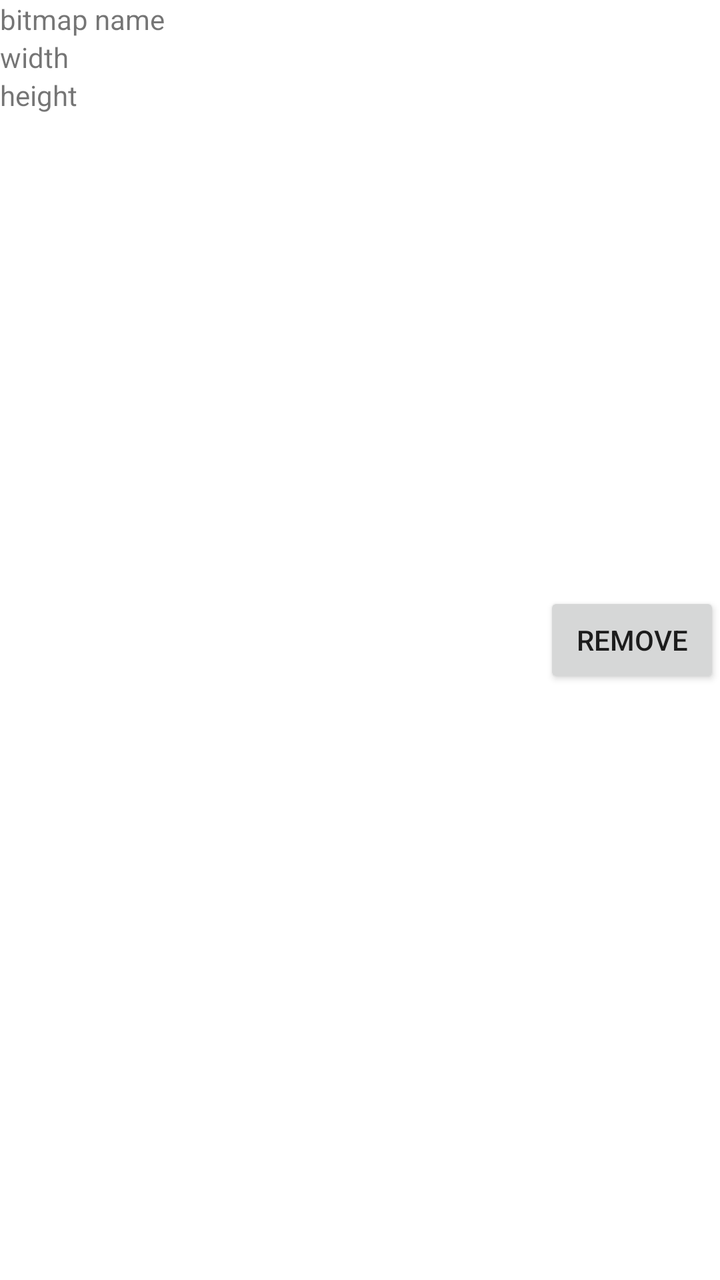
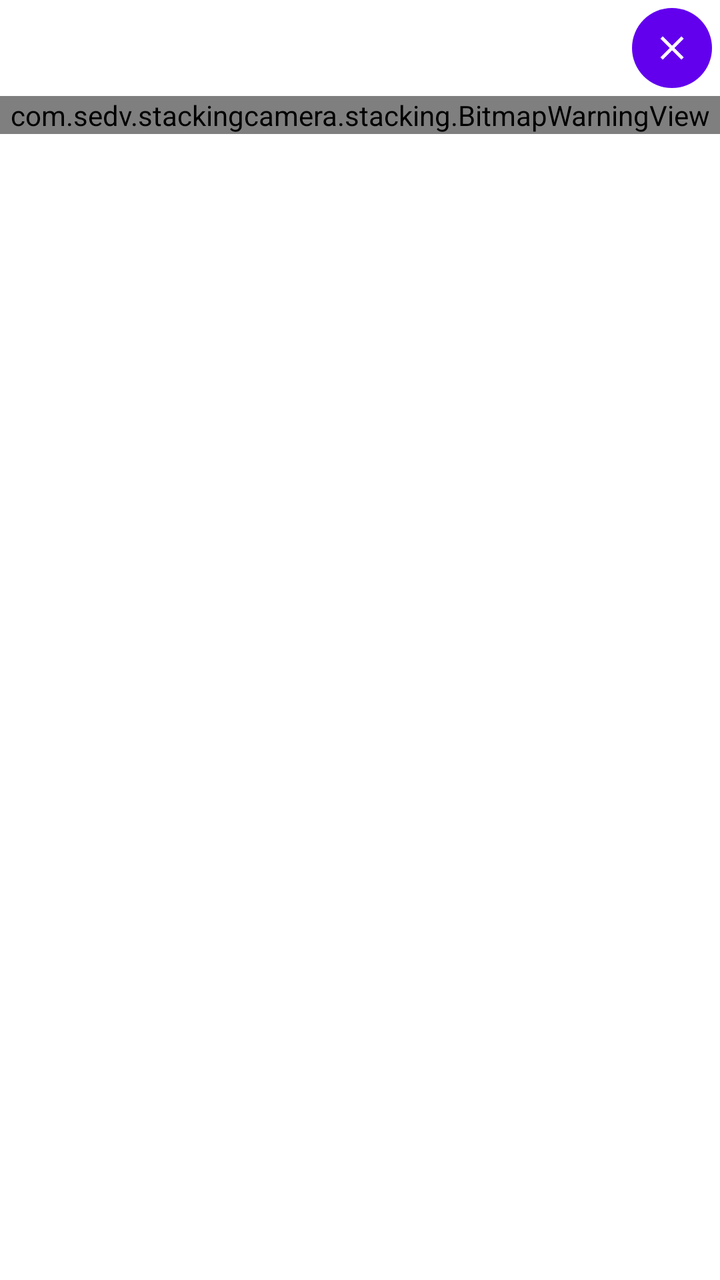

An Android layout rendered at two revisions. The XML below is the earlier revision; the diff shows what the commit changed to produce the second picture.
<!-- AndroidManifest.xml: fallback theme Theme.MaterialComponents.DayNight.NoActionBar -->
<!-- res/layout/bitmap_list_item.xml -->
<?xml version="1.0" encoding="utf-8"?>
<LinearLayout xmlns:android="http://schemas.android.com/apk/res/android"
    android:layout_width="match_parent"
    android:layout_height="wrap_content"
    android:orientation="horizontal">

    <LinearLayout
        android:layout_width="wrap_content"
        android:layout_height="wrap_content"
        android:layout_weight="1"
        android:orientation="vertical"
        android:gravity="center_vertical"
        android:layout_marginRight="@dimen/medium_margin">
        <TextView
            android:id="@+id/reference_frame_label"
            android:layout_width="wrap_content"
            android:layout_height="wrap_content"
            android:text="@string/reference_frame_label"
            android:textStyle="bold"
            android:textColor="@color/reference_frame_label_color"
            android:visibility="gone"/>
        <TextView
            android:id="@+id/bitmap_name"
            android:layout_width="wrap_content"
            android:layout_height="wrap_content"
            android:text="bitmap name"/>
        <TextView
            android:id="@+id/bitmap_width"
            android:layout_width="wrap_content"
            android:layout_height="wrap_content"
            android:text="width"/>
        <TextView
            android:id="@+id/bitmap_height"
            android:layout_width="wrap_content"
            android:layout_height="wrap_content"
            android:text="height"/>
        <TextView
            android:id="@+id/bitmap_score"
            android:layout_width="wrap_content"
            android:layout_height="wrap_content"
            android:text="score"
            android:visibility="invisible"/>
        <TextView
            android:id="@+id/bitmap_warning_message"
            android:layout_width="wrap_content"
            android:layout_height="wrap_content"
            android:textStyle="bold"
            android:text="@string/bitmap_warning_message"
            android:visibility="gone"/>
    </LinearLayout>

    <Button
        android:id="@+id/remove_button"
        android:layout_width="wrap_content"
        android:layout_height="wrap_content"
        android:layout_gravity="center"
        android:text="Remove"/>
</LinearLayout>
<!-- resources referenced by this layout -->
<resources>
  <color name="reference_frame_label_color">#E9E900</color>
  <dimen name="medium_margin">5dp</dimen>
  <string name="bitmap_warning_message">⚠ Warning</string>
  <string name="reference_frame_label">⭐ Reference Frame</string>
</resources>

<!-- the commit's change to res/layout/bitmap_list_item.xml (unified diff, before → after) -->
@@ -2,57 +2,58 @@
 <LinearLayout xmlns:android="http://schemas.android.com/apk/res/android"
     android:layout_width="match_parent"
     android:layout_height="wrap_content"
-    android:orientation="horizontal">
+    xmlns:app="http://schemas.android.com/apk/res-auto"
+    android:orientation="vertical">
 
     <LinearLayout
-        android:layout_width="wrap_content"
+        android:layout_width="match_parent"
         android:layout_height="wrap_content"
-        android:layout_weight="1"
-        android:orientation="vertical"
-        android:gravity="center_vertical"
-        android:layout_marginRight="@dimen/medium_margin">
-        <TextView
-            android:id="@+id/reference_frame_label"
+        android:orientation="horizontal">
+        <LinearLayout
             android:layout_width="wrap_content"
             android:layout_height="wrap_content"
-            android:text="@string/reference_frame_label"
-            android:textStyle="bold"
-            android:textColor="@color/reference_frame_label_color"
-            android:visibility="gone"/>
-        <TextView
-            android:id="@+id/bitmap_name"
+            android:layout_weight="1"
+            android:orientation="vertical"
+            android:gravity="center_vertical"
+            android:layout_marginRight="@dimen/medium_margin">
+            <TextView
+                android:id="@+id/bitmap_name"
+                android:layout_width="wrap_content"
+                android:layout_height="wrap_content"
+                android:textSize="@dimen/bitmap_list_item_name_text_size"
+                android:textStyle="bold"/>
+            <com.google.android.material.textview.MaterialTextView
+                android:id="@+id/reference_frame_label"
+                android:layout_width="wrap_content"
+                android:layout_height="wrap_content"
+                android:layout_marginVertical="@dimen/reference_frame_label_margin_v"
+                android:text="@string/reference_frame_label"
+                android:textStyle="bold"
+                android:textColor="@color/reference_frame_label_color"
+                android:textSize="@dimen/reference_frame_label_size"
+                android:visibility="gone"
+                android:background="@drawable/reference_frame_label"
+                android:gravity="center"/>
+            <TextView
+                android:id="@+id/bitmap_additional_info"
+                android:layout_width="wrap_content"
+                android:layout_height="wrap_content"
+                android:textSize="@dimen/bitmap_list_item_text_size"/>
+        </LinearLayout>
+
+        <com.google.android.material.button.MaterialButton
+            android:id="@+id/remove_button"
             android:layout_width="wrap_content"
             android:layout_height="wrap_content"
-            android:text="bitmap name"/>
-        <TextView
-            android:id="@+id/bitmap_width"
-            android:layout_width="wrap_content"
-            android:layout_height="wrap_content"
-            android:text="width"/>
-        <TextView
-            android:id="@+id/bitmap_height"
-            android:layout_width="wrap_content"
-            android:layout_height="wrap_content"
-            android:text="height"/>
-        <TextView
-            android:id="@+id/bitmap_score"
-            android:layout_width="wrap_content"
-            android:layout_height="wrap_content"
-            android:text="score"
-            android:visibility="invisible"/>
-        <TextView
-            android:id="@+id/bitmap_warning_message"
-            android:layout_width="wrap_content"
-            android:layout_height="wrap_content"
-            android:textStyle="bold"
-            android:text="@string/bitmap_warning_message"
-            android:visibility="gone"/>
+            android:layout_gravity="center"
+            app:icon="@drawable/outline_close_24"
+            app:iconTint="@color/white"
+            style="@style/Widget.Material3.Button.IconButton.Filled"/>
     </LinearLayout>
 
-    <Button
-        android:id="@+id/remove_button"
-        android:layout_width="wrap_content"
-        android:layout_height="wrap_content"
-        android:layout_gravity="center"
-        android:text="Remove"/>
+    <com.sedv.stackingcamera.stacking.BitmapWarningView
+        android:id="@+id/bitmap_warning_message"
+        android:layout_width="match_parent"
+        android:layout_height="wrap_content"/>
+
 </LinearLayout>
<!-- resource entries referenced after the edit -->
@@ -1,8 +1,32 @@
 <!-- resources referenced by this layout -->
 <resources>
-  <color name="reference_frame_label_color">#E9E900</color>
+  <color name="reference_frame_label_color">@color/white</color>
+  <color name="white">#FFFFFFFF</color>
+  <dimen name="bitmap_list_item_name_text_size">14sp</dimen>
+  <dimen name="bitmap_list_item_text_size">11sp</dimen>
   <dimen name="medium_margin">5dp</dimen>
-  <string name="bitmap_warning_message">⚠ Warning</string>
-  <string name="reference_frame_label">⭐ Reference Frame</string>
+  <dimen name="reference_frame_label_margin_v">4dp</dimen>
+  <dimen name="reference_frame_label_size">11sp</dimen>
+  <!-- drawable outline_close_24 (drawable) -->
+  <vector xmlns:android="http://schemas.android.com/apk/res/android" android:height="24dp" android:tint="#000000" android:viewportHeight="960" android:viewportWidth="960" android:width="24dp">
+        
+      <path android:fillColor="@android:color/white" android:pathData="M256,760L200,704L424,480L200,256L256,200L480,424L704,200L760,256L536,480L760,704L704,760L480,536L256,760Z"/>
+      
+  </vector>
+  <!-- drawable reference_frame_label (drawable) -->
+  <?xml version="1.0" encoding="utf-8"?>
+  <shape xmlns:android="http://schemas.android.com/apk/res/android">
+      <solid android:color="?attr/colorPrimary"/>
+      <corners android:radius="@dimen/reference_frame_label_corner_radius"/>
+      <padding
+          android:left="@dimen/reference_frame_label_padding_h"
+          android:top="@dimen/reference_frame_label_padding_v"
+          android:right="@dimen/reference_frame_label_padding_h"
+          android:bottom="@dimen/reference_frame_label_padding_v"/>
+  </shape>
+  <string name="reference_frame_label">✦ REFERENCE</string>
+  <dimen name="reference_frame_label_corner_radius">12dp</dimen>
+  <dimen name="reference_frame_label_padding_h">7dp</dimen>
+  <dimen name="reference_frame_label_padding_v">4dp</dimen>
 </resources>
 
